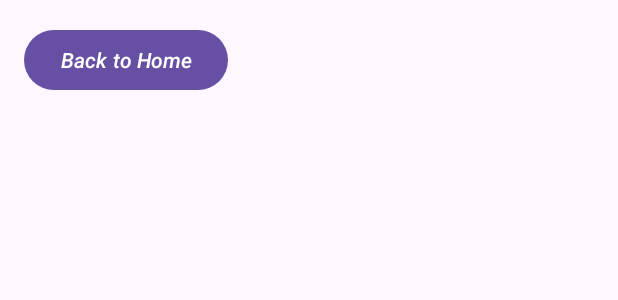
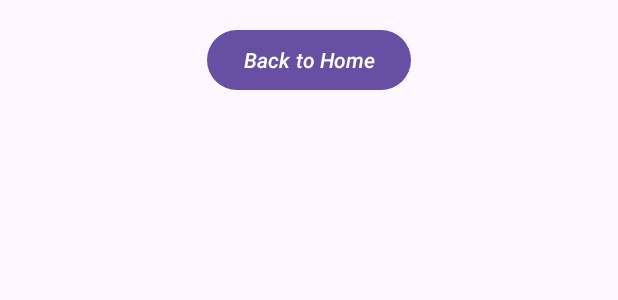
Before and after one commit to SammyG69/Finity-Hackathon, an Android app: the layout list_transactions.xml on its own in the app's theme, with its tools: preview values and no code run, on a phone screen of 412 x 824 dp. Shown: the top 300 px of the screen. Run offline under Robolectric (Android 15) with nearby library versions, the phone set to English and light mode, and no system bars.

Commit message:
Linked the pages to each other like a mfer.

```diff
--- a/app/src/main/res/layout/list_transactions.xml
+++ b/app/src/main/res/layout/list_transactions.xml
@@ -10,26 +10,24 @@
         tools:context=".TransactionsPage">
 
         <Button
-            android:id="@+id/home"
+            android:id="@+id/homeButton2"
             android:layout_width="wrap_content"
             android:layout_height="wrap_content"
             android:layout_margin="16dp"
-            android:layout_marginTop="4dp"
             android:text="Back to Home"
             android:textStyle="italic"
-            app:layout_constraintEnd_toEndOf="parent"
-            app:layout_constraintHorizontal_bias="0.0"
+            app:layout_constraintTop_toTopOf="parent"
             app:layout_constraintStart_toStartOf="parent"
-            app:layout_constraintTop_toTopOf="parent" />
+            app:layout_constraintEnd_toEndOf="parent" />
 
         <androidx.recyclerview.widget.RecyclerView
             android:id="@+id/recyclerChicken"
-            android:layout_width="410dp"
-            android:layout_height="623dp"
+            android:layout_width="0dp"
+            android:layout_height="0dp"
+            app:layout_constraintTop_toBottomOf="@+id/homeButton2"
             app:layout_constraintBottom_toBottomOf="parent"
-            app:layout_constraintEnd_toEndOf="parent"
             app:layout_constraintStart_toStartOf="parent"
-            app:layout_constraintTop_toBottomOf="@+id/home" />
+            app:layout_constraintEnd_toEndOf="parent" />
 
     </androidx.constraintlayout.widget.ConstraintLayout>
 </layout>
```
Also changed, not shown: app/src/main/java/com/example/finityapp/TransactionsPage.java (+9 -10 lines).
